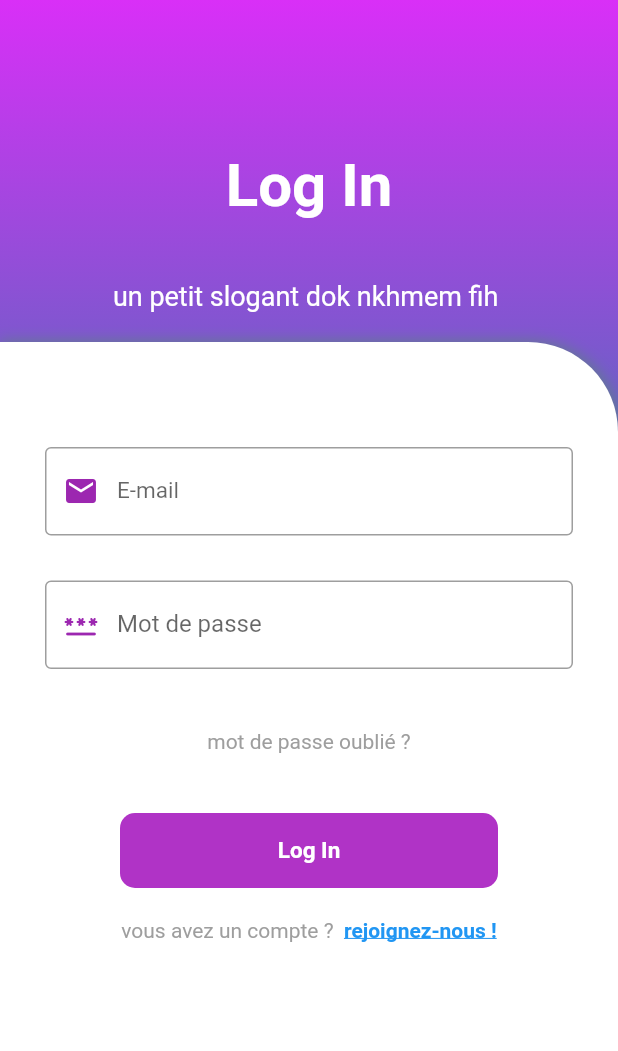
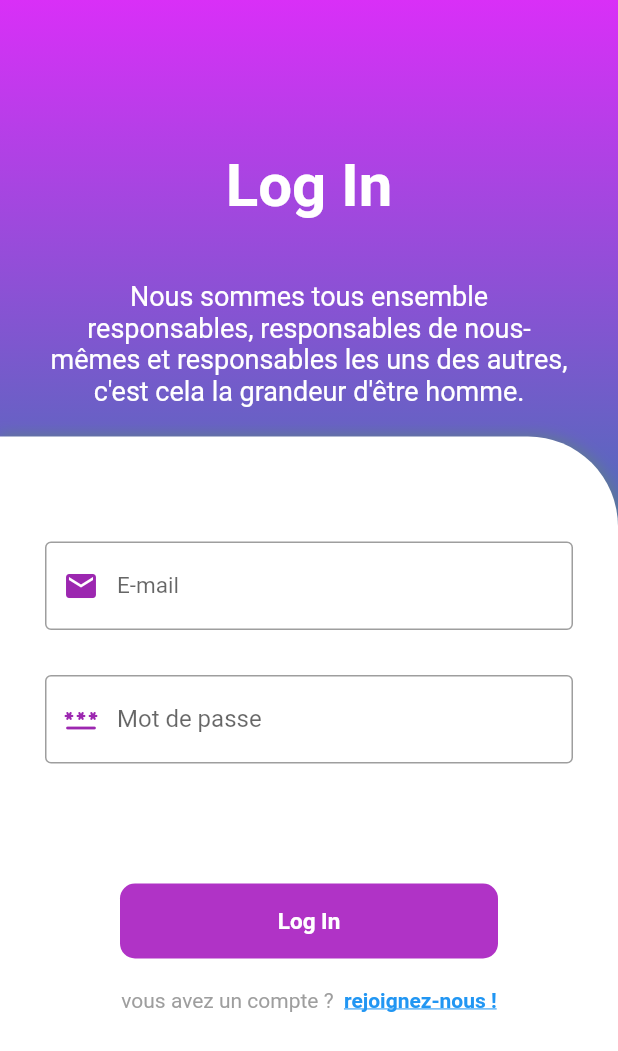
Before and after one commit to Taki-Takieddine/Save-Us, a Flutter app: the screen it shows after launch, after a tap on "Restaurant", on a phone screen of 412 x 824 dp. Shown: the top 1051 px of the screen. Run offline on Flutter 3.47's test engine with Material 2 defaults, Android fonts, the phone set to English and light mode, and no system bars; drawn by our look-alikes of flutter_progress_hud; our stand-ins replace cloud_firestore, firebase_auth, firebase_core, google_maps_flutter, location, shared_preferences; accounts and stored records are empty; network calls fail.

Commit message:
add slogant in log in and sign u

```diff
--- a/lib/auth/login.dart
+++ b/lib/auth/login.dart
@@ -57,8 +57,8 @@ class _LogInState extends State<LogIn> {
                 Padding(
                   padding: const EdgeInsets.all(20),
                   child: Column(
-                    children: const <Widget>[
-                      Center(
+                    children: <Widget>[
+                      const Center(
                         child: Text(
                           "Log In",
                           style: TextStyle(
@@ -67,13 +67,30 @@ class _LogInState extends State<LogIn> {
                               fontWeight: FontWeight.bold),
                         ),
                       ),
-                      SizedBox(
+                      const SizedBox(
                         height: 40,
                       ),
                       Center(
-                        child: Text(
-                          "un petit slogant dok nkhmem fih ",
-                          style: TextStyle(color: Colors.white, fontSize: 18),
+                        child: Column(
+                          children:const[
+
+                             Text(
+                            "Nous sommes tous ensemble",
+                            style: TextStyle(color: Colors.white, fontSize: 18),
+                          ),
+                           Text(
+                            "responsables, responsables de nous-",
+                            style: TextStyle(color: Colors.white, fontSize: 18),
+                          ),
+                          Text(
+                            "mêmes et responsables les uns des autres,",
+                            style: TextStyle(color: Colors.white, fontSize: 18),
+                          ),
+                          Text(
+                            "c'est cela la grandeur d'être homme.",
+                            style: TextStyle(color: Colors.white, fontSize: 18),
+                          ),
+                          ],
                         ),
                       )
                     ],
@@ -170,15 +187,10 @@ class _LogInState extends State<LogIn> {
                             ),
                           ),
                           const SizedBox(
-                            height: 40,
+                            height: 80,
                           ),
-                          const Text(
-                            "mot de passe oublié ?",
-                            style: TextStyle(color: Colors.grey),
-                          ),
-                          const SizedBox(
-                            height: 40,
-                          ),
+
+
                           Builder(
                             builder: (context) {
                               return GestureDetector(
```
Also changed, not shown: lib/auth/sign_up.dart (+18 -8 lines).
